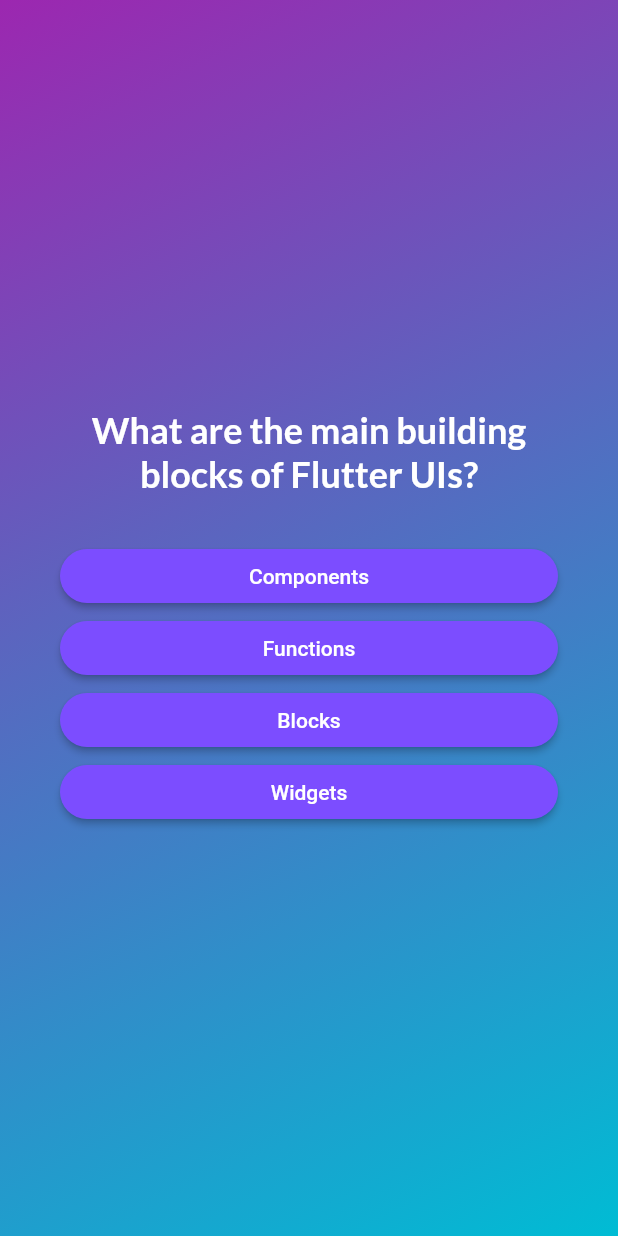
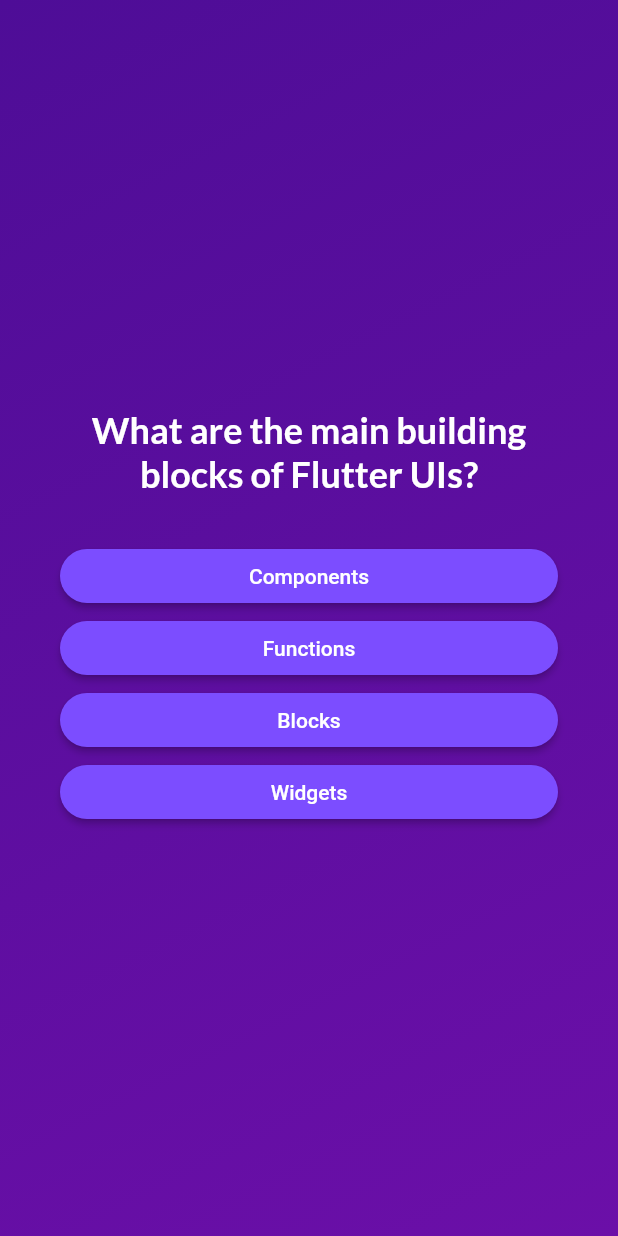
Before and after one commit to ElbertNatan/Flutter-App-Quiz, a Flutter app: the screen it shows after launch, after a tap on "Start", on a phone screen of 412 x 824 dp. Run offline on Flutter 3.47's test engine with Material 2 defaults, Android fonts, the phone set to English and light mode, and no system bars; our stand-ins replace google_fonts.

Commit message:
- estilizando o sumário

```diff
--- a/quiz_app/lib/quiz.dart
+++ b/quiz_app/lib/quiz.dart
@@ -1,10 +1,9 @@
-import 'dart:ffi';
+import 'package:flutter/material.dart';
 
-import 'package:flutter/material.dart';
 import 'package:quiz_app/data/questions.dart';
 import 'package:quiz_app/questions_screen.dart';
+import 'package:quiz_app/results_screen.dart';
 import 'package:quiz_app/start_screen.dart';
-import 'results_screen.dart';
 
 class Quiz extends StatefulWidget {
   const Quiz({super.key});
@@ -25,8 +24,9 @@ class _QuizState extends State<Quiz> {
     });
   }
 
-  void addAnswer(String answer) {
+  void chooseAnswer(String answer) {
     selectedAnswers.add(answer);
+
     if (selectedAnswers.length == questions.length) {
       setState(() {
         activeScreen = 'results-screen';
@@ -34,13 +34,28 @@ class _QuizState extends State<Quiz> {
     }
   }
 
+  void restartQuiz() {
+    setState(() {
+      selectedAnswers = [];
+      activeScreen = 'questions-screen';
+    });
+  }
+
   @override
   Widget build(context) {
-    Widget currentScreen = StartScreen(switchScreen);
+    Widget screenWidget = StartScreen(switchScreen);
+
     if (activeScreen == 'questions-screen') {
-      currentScreen = QuestionScreen(onSelectAnswer: addAnswer);
-    } else if (activeScreen == 'results-screen') {
-      currentScreen = ResultsScreen(choosenAnswers: selectedAnswers);
+      screenWidget = QuestionScreen(
+        onSelectAnswer: chooseAnswer,
+      );
+    }
+
+    if (activeScreen == 'results-screen') {
+      screenWidget = ResultsScreen(
+        choosenAnswers: selectedAnswers,
+        onRestart: restartQuiz,
+      );
     }
 
     return MaterialApp(
@@ -49,14 +64,14 @@ class _QuizState extends State<Quiz> {
           decoration: const BoxDecoration(
             gradient: LinearGradient(
               colors: [
-                Colors.purple,
-                Colors.cyan,
+                Color.fromARGB(255, 78, 13, 151),
+                Color.fromARGB(255, 107, 15, 168),
               ],
               begin: Alignment.topLeft,
               end: Alignment.bottomRight,
             ),
           ),
-          child: currentScreen,
+          child: screenWidget,
         ),
       ),
     );
```
Also changed, not shown: quiz_app/lib/questions_summary.dart (+4 -17 lines), quiz_app/lib/results_screen.dart (+29 -10 lines), quiz_app/lib/summary/question_circle.dart (added, +35 -0 lines), quiz_app/lib/summary/question_item.dart (added, +57 -0 lines).
